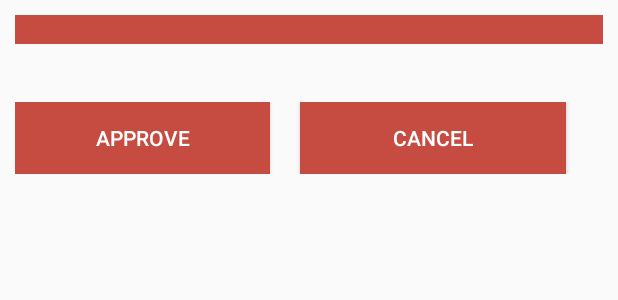
After one commit to tripti27/NGO_Project, an Android app: the layout each_request.xml on its own in the app's theme, with its tools: preview values and no code run, on a phone screen of 412 x 824 dp. The commit adds this screen. Shown: the top 300 px of the screen. Run offline under Robolectric (Android 15) with nearby library versions, the phone set to English and light mode, and no system bars.

Commit message:
Request layout

```diff
--- a/ReachingHands/app/src/main/java/com/cfg/reachinghands/AttendanceActivity.java
+++ b/ReachingHands/app/src/main/java/com/cfg/reachinghands/AttendanceActivity.java
@@ -1,6 +1,7 @@
 package com.cfg.reachinghands;
 
 import android.app.ProgressDialog;
+import android.content.Context;
 import android.support.v7.app.AppCompatActivity;
 import android.os.Bundle;
 import android.support.v7.widget.LinearLayoutManager;
@@ -28,6 +29,7 @@ public class AttendanceActivity extends AppCompatActivity {
     private static RecyclerView mAttendenceView;
     private static RecyclerView.LayoutManager mAttendenceLayoutManager;
     private static RecyclerView.Adapter mAttendenceAdapter;
+    private static Context con;
 
     @Override
     protected void onCreate(Bundle savedInstanceState) {
@@ -45,11 +47,12 @@ public class AttendanceActivity extends AppCompatActivity {
         mAttendenceView.setHasFixedSize(true);
         mAttendenceLayoutManager = new LinearLayoutManager(this);
         mAttendenceView.setLayoutManager(mAttendenceLayoutManager);
+        con = getApplicationContext();
         notifyAdapter();
     }
 
     public static void notifyAdapter() {
-        mAttendenceAdapter =  new AttendenceAdapter(StaffList.getInstance().mStaffList);
+        mAttendenceAdapter =  new AttendenceAdapter(con,StaffList.getInstance().mStaffList);
         mAttendenceView.setAdapter(mAttendenceAdapter);
     }
 
--- /dev/null
+++ b/ReachingHands/app/src/main/res/layout/each_request.xml
@@ -0,0 +1,64 @@
+<?xml version="1.0" encoding="utf-8"?>
+<LinearLayout xmlns:android="http://schemas.android.com/apk/res/android"
+    android:orientation="vertical" android:layout_width="match_parent"
+    android:layout_height="wrap_content"
+    android:layout_margin="10dp"
+    >
+
+    <TextView
+        android:layout_width="match_parent"
+        android:layout_height="wrap_content"
+        android:id="@+id/who"
+        android:background="@color/colorPrimary"
+        android:textColor="@color/colorWhite"
+        />
+    <LinearLayout
+        android:layout_width="match_parent"
+        android:layout_height="wrap_content"
+        android:orientation="horizontal"
+        >
+        <TextView
+            android:layout_width="100dp"
+            android:layout_height="wrap_content"
+            android:id="@+id/item_name"
+            />
+        <TextView
+            android:layout_width="100dp"
+            android:layout_height="wrap_content"
+            android:id="@+id/qty"
+            />
+    </LinearLayout>
+    <TextView
+        android:layout_width="match_parent"
+        android:layout_height="wrap_content"
+        android:id="@+id/desc"
+        />
+    <LinearLayout
+        android:layout_width="match_parent"
+        android:layout_height="wrap_content"
+        android:orientation="horizontal"
+        android:weightSum="1"
+        >
+        <Button
+            android:layout_width="170dp"
+            android:layout_height="wrap_content"
+            android:background="@color/colorPrimary"
+            android:textColor="@color/colorWhite"
+            android:text="APPROVE"
+            android:layout_marginRight="20dp"
+            android:id="@+id/approve"
+            />
+
+        <Button
+            android:id="@+id/cancel"
+            android:layout_width="167dp"
+            android:layout_height="wrap_content"
+            android:background="@color/colorPrimary"
+            android:textColor="@color/colorWhite"
+            android:text="CANCEL"
+            android:layout_weight="0.30"
+            />
+    </LinearLayout>
+
+
+</LinearLayout>
--- a/ReachingHands/app/src/main/res/values/colors.xml
+++ b/ReachingHands/app/src/main/res/values/colors.xml
@@ -4,4 +4,5 @@
     <color name="colorPrimaryDark">#aa564c</color>
     <color name="colorAccent">#ffd640</color>
     <color name="colorBlack">#000000</color>
+    <color name="colorWhite">#ffffff</color>
 </resources>
```
Also changed, not shown: ReachingHands/app/src/main/java/com/cfg/reachinghands/Adapters/AttendenceAdapter.java (+28 -8 lines), ReachingHands/app/src/main/java/com/cfg/reachinghands/Adapters/RequestAdapter.java (added, +53 -0 lines), ReachingHands/app/src/main/java/com/cfg/reachinghands/Beans/Request.java (+36 -0 lines), ReachingHands/app/src/main/java/com/cfg/reachinghands/Dialogs/DatePicker.java (+4 -4 lines), ReachingHands/app/src/main/java/com/cfg/reachinghands/Dialogs/TimePicker.java (deleted, +0 -43 lines), ReachingHands/app/src/main/res/layout/each_staff.xml (+4 -4 lines).
